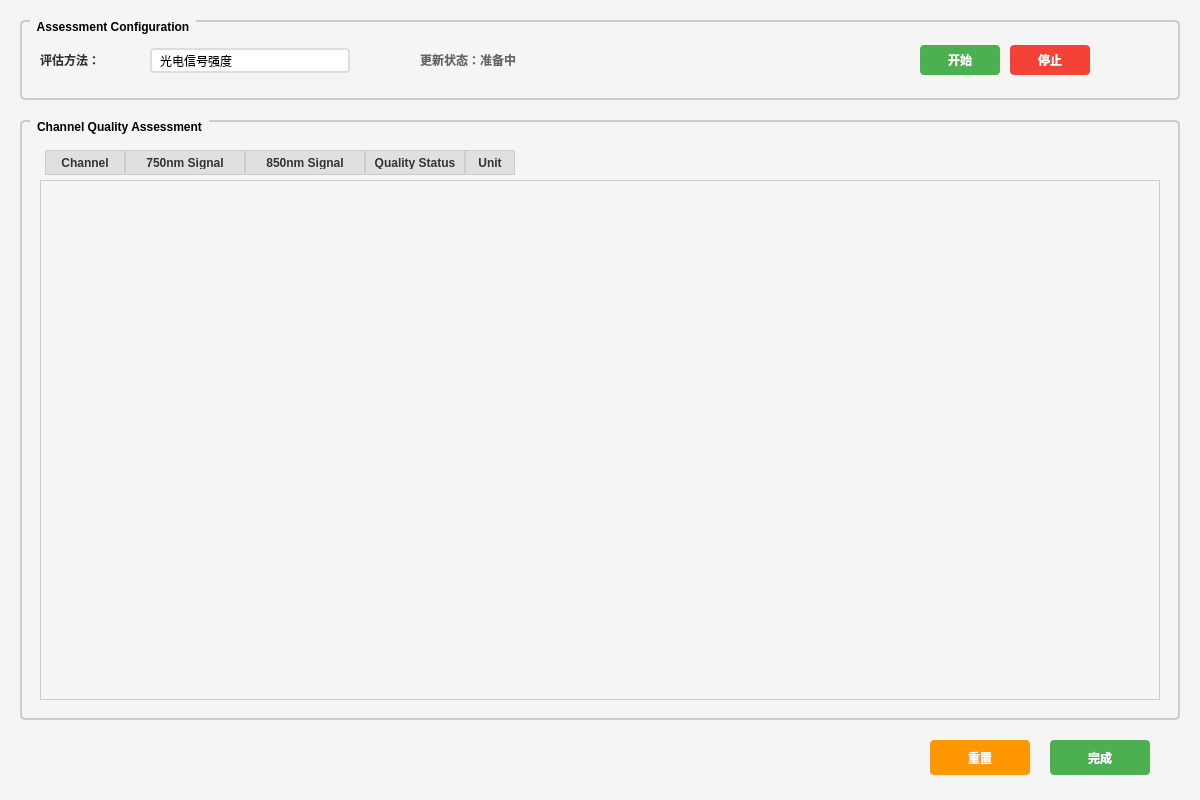
pangju-xie/fNIRS_HIT, file HyBrid_BCI/qualify.ui: the form before one commit.
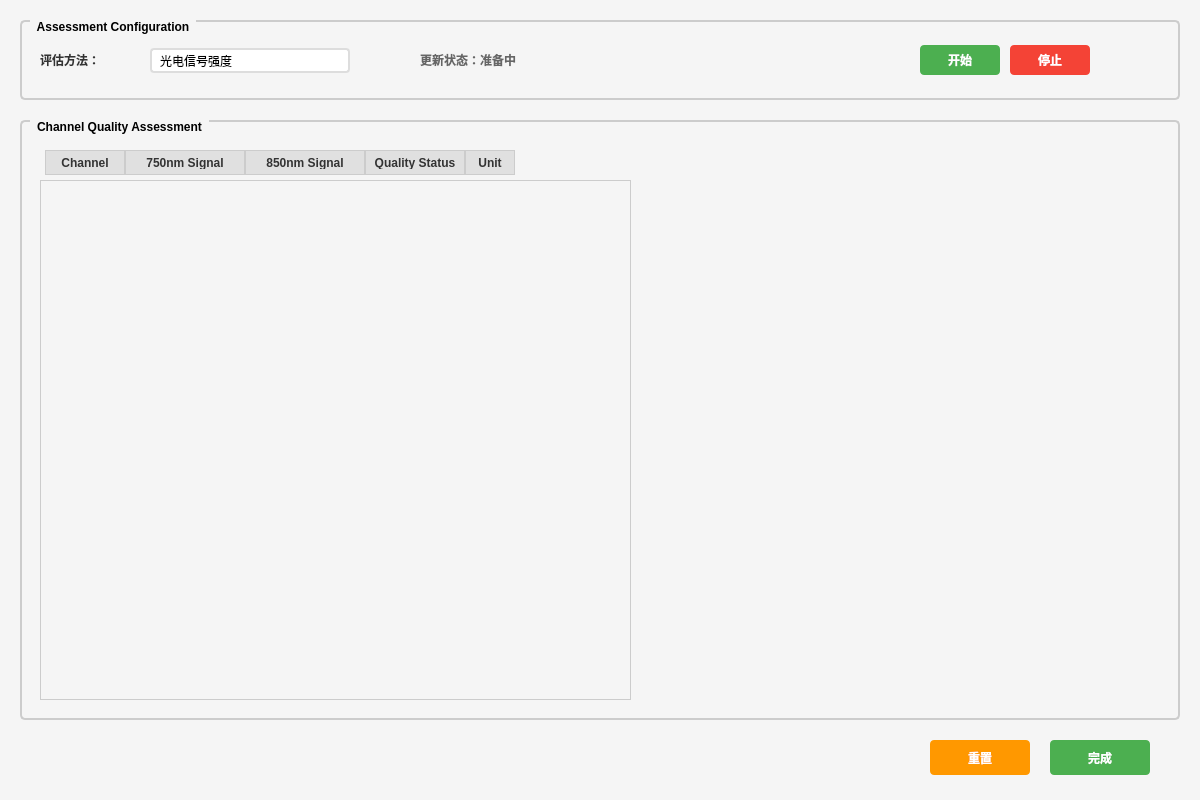
The form after the commit. Icons and pictures are not drawn.

What changed in the file:
```diff
--- a/HyBrid_BCI/qualify.ui
+++ b/HyBrid_BCI/qualify.ui
@@ -135,7 +135,7 @@
      <rect>
       <x>400</x>
       <y>30</y>
-      <width>120</width>
+      <width>161</width>
       <height>20</height>
      </rect>
     </property>
@@ -300,7 +300,7 @@
      <rect>
       <x>20</x>
       <y>60</y>
-      <width>1120</width>
+      <width>591</width>
       <height>520</height>
      </rect>
     </property>
@@ -318,7 +318,7 @@
       <rect>
        <x>0</x>
        <y>0</y>
-       <width>1118</width>
+       <width>589</width>
        <height>518</height>
       </rect>
      </property>
```
Left out of the diff: 74 changed lines with no effect on the pictures.
